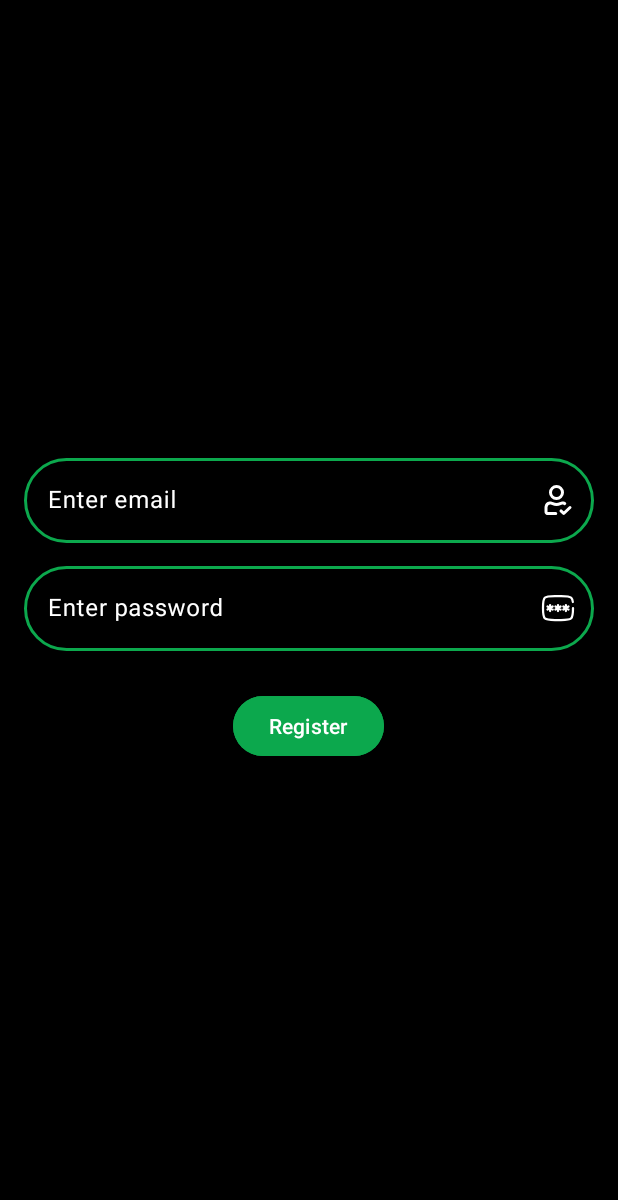
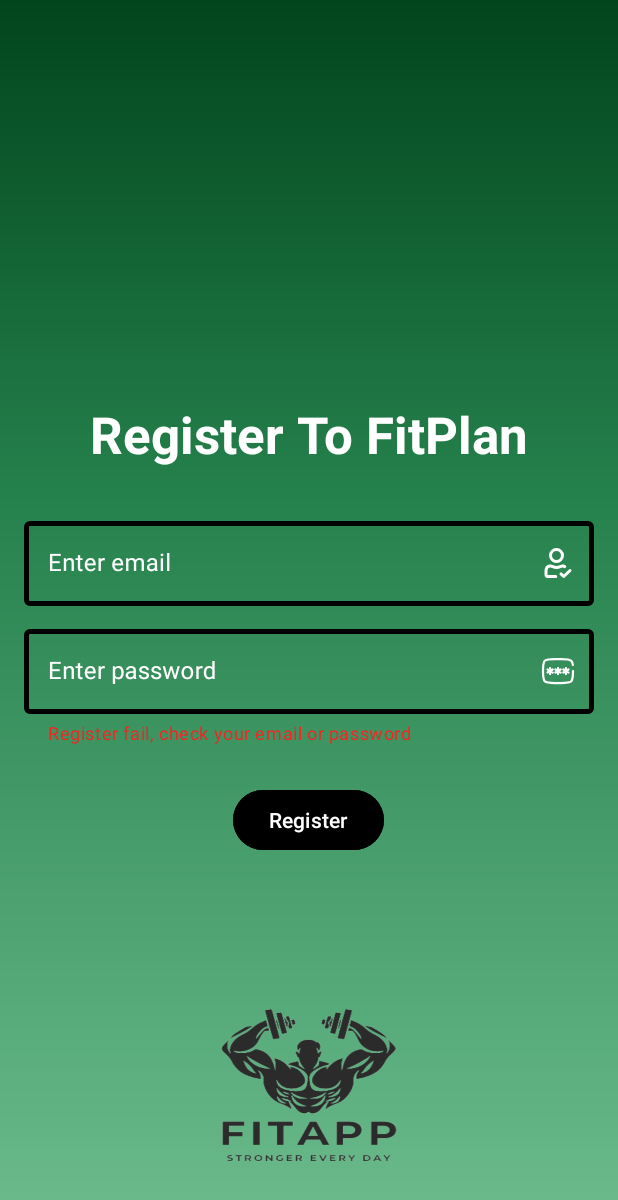
Before and after one commit to royidudkman/FitPlan, an Android app: the RegisterFragment screen opened through its navigation route, on a phone screen of 412 x 824 dp. Shown: the top 1200 px of the screen. Run offline under Robolectric (Android 15) with nearby library versions, the phone set to English and light mode, and no system bars; our stand-ins replace Firebase (no records; nobody signed in at launch, a user with empty details on screens opened directly).

Commit message:
login and register ui complete

```diff
--- /dev/null
+++ b/app/src/main/res/drawable/background.xml
@@ -0,0 +1,24 @@
+<?xml version="1.0" encoding="utf-8"?>
+<layer-list xmlns:android="http://schemas.android.com/apk/res/android">
+    <!-- Image Background -->
+    <item>
+        <shape>
+            <gradient
+                android:type="linear"
+                android:angle="1"
+                android:centerY="0.3"
+                android:centerX="0.4"
+                android:centerColor="#25814C"
+                android:endColor="#6DBC8E"
+                android:startColor="#01451D"/>
+        </shape>
+    </item>
+    <!-- Bitmap Layer -->
+    <item
+        android:width="250dp"
+        android:height="200dp"
+        android:gravity="center|bottom">
+        <bitmap
+            android:src="@drawable/logo2" />
+    </item>
+</layer-list>
--- a/app/src/main/res/drawable/stroke_green.xml
+++ /dev/null
@@ -1,10 +0,0 @@
-<?xml version="1.0" encoding="utf-8"?>
-<shape xmlns:android="http://schemas.android.com/apk/res/android">
-    <corners
-        android:radius="50dp"/>
-    <stroke
-        android:color="@color/green"
-        android:width="2dp" />
-
-
-</shape>
--- a/app/src/main/res/layout/fragment_register.xml
+++ b/app/src/main/res/layout/fragment_register.xml
@@ -7,19 +7,25 @@
     tools:context=".UI.login_register.RegisterFragment"
     android:orientation="vertical"
     android:gravity="center"
-    android:background="@color/black">
+    android:background="@drawable/background">
+
+    <TextView
+        android:layout_width="wrap_content"
+        android:layout_height="wrap_content"
+        android:text="Register To FitPlan"
+        android:textColor="@color/white"
+        android:textSize="34sp"
+        android:padding="30dp"
+        android:textStyle="bold"/>
 
 
     <com.google.android.material.textfield.TextInputLayout
-        style="Widget.Material3.TextInputLayout.OutlinedBox	"
+        style="@style/LoginInputText"
         android:layout_width="match_parent"
         android:layout_height="wrap_content"
         android:layout_marginLeft="16dp"
         android:layout_marginRight="16dp"
         android:layout_marginBottom="10dp"
-        android:background="@color/black"
-        app:boxStrokeColor="@color/white"
-        app:hintTextColor="@color/green"
         app:endIconMode="custom"
         app:endIconDrawable="@drawable/user_check_alt_svgrepo_com"
         app:endIconTint="@color/white"
@@ -29,33 +35,34 @@
         <com.google.android.material.textfield.TextInputEditText
             android:layout_width="match_parent"
             android:layout_height="match_parent"
-            android:background="@drawable/stroke_green"
-            android:textColor="@color/green"
+            android:maxLines="1"
+            android:textColor="@color/black"
             android:hint="Enter email" />
     </com.google.android.material.textfield.TextInputLayout>
 
 
 
     <com.google.android.material.textfield.TextInputLayout
-        style="Widget.Material3.TextInputLayout.OutlinedBox	"
+        style="@style/LoginInputText"
         android:layout_width="match_parent"
         android:layout_height="wrap_content"
         android:layout_marginLeft="16dp"
         android:layout_marginRight="16dp"
         android:layout_marginBottom="10dp"
         android:textColorHint="@color/white"
-        app:hintTextColor="@color/green"
         app:endIconMode="custom"
         app:endIconDrawable="@drawable/password_svgrepo_com"
         app:endIconTint="@color/white"
-        android:background="@color/black"
+        app:helperText = "Register fail, check your email or password"
+        app:helperTextTextColor="@color/red"
         android:id="@+id/passwordTextInput">
 
         <com.google.android.material.textfield.TextInputEditText
             android:layout_width="match_parent"
             android:layout_height="wrap_content"
-            android:textColor="@color/green"
-            android:background="@drawable/stroke_green"
+            android:maxLines="1"
+            android:inputType="textPassword"
+            android:textColor="@color/black"
             android:hint="Enter password" />
     </com.google.android.material.textfield.TextInputLayout>
 
@@ -64,7 +71,7 @@
         android:layout_width="wrap_content"
         android:layout_height="wrap_content"
         android:layout_margin="16dp"
-        android:backgroundTint="@color/green"
+        android:backgroundTint="@color/black"
         android:text="Register"/>
 
 
--- a/app/src/main/res/values/colors.xml
+++ b/app/src/main/res/values/colors.xml
@@ -1,6 +1,9 @@
 <?xml version="1.0" encoding="utf-8"?>
-<resources>
+<resources xmlns:tools="http://schemas.android.com/tools">
     <color name="black">#FF000000</color>
     <color name="white">#FFFFFFFF</color>
     <color name="green">#0CA84D</color>
+    <color name="red">#FF1F1F</color>
+    <color name="mtrl_textinput_default_box_stroke_color" tools:override="true">@color/black</color>
+
 </resources>
--- /dev/null
+++ b/app/src/main/res/values/styles.xml
@@ -0,0 +1,12 @@
+<?xml version="1.0" encoding="utf-8"?>
+<resources>
+
+    <style name="LoginInputText" parent="Widget.MaterialComponents.TextInputLayout.OutlinedBox">
+        <item name="boxStrokeColor">@color/black</item>
+        <item name="hintTextColor">@color/white</item>
+        <item name="cursorColor">#000000</item>
+        <item name="boxStrokeWidth">3dp</item>
+    </style>
+
+
+</resources>
```
Also changed, not shown: app/src/main/res/layout/fragment_login.xml (+24 -11 lines), app/src/main/res/drawable/logo.png (added), app/src/main/res/drawable/logo2.png (added).
